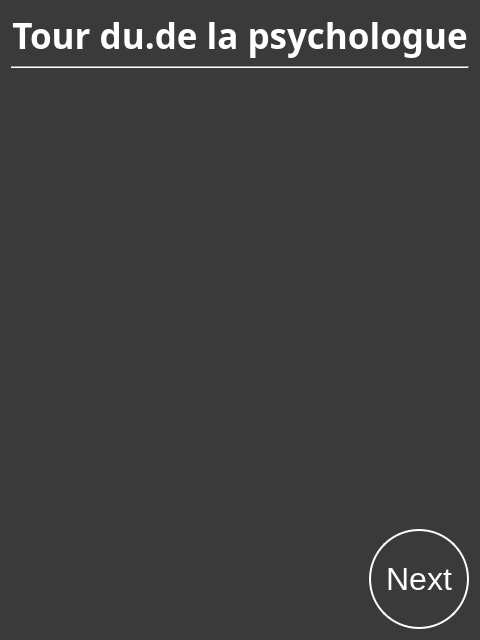
First picture: the form in SporzOBC-WAL/code/resources/Phases/Night/Psychologist/turn.ui, repository Eben-Epi/SporzOBC, before the edit.
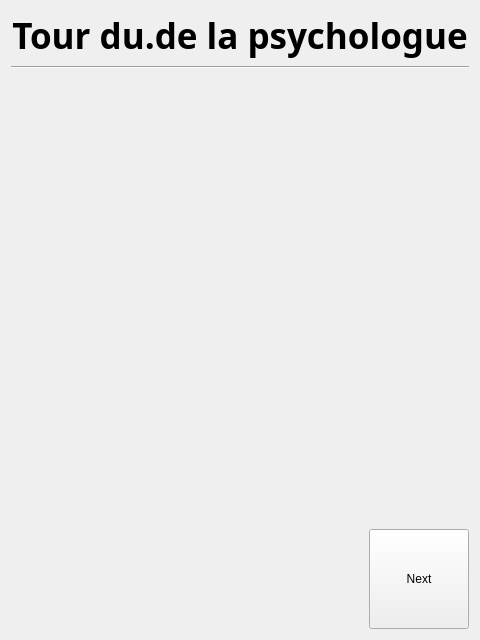
Second picture: the form after the edit.

Commit message: Changed style management of application (will need to use scratchpad pour a lot of night ui views)

Diff of the .ui file:
```diff
--- a/SporzOBC-WAL/code/resources/Phases/Night/Psychologist/turn.ui
+++ b/SporzOBC-WAL/code/resources/Phases/Night/Psychologist/turn.ui
@@ -13,23 +13,7 @@
   <property name="windowTitle">
    <string>Form</string>
   </property>
-  <property name="styleSheet">
-   <string notr="true">#PsychologistTurn {
-    background-color: rgb(58, 58, 58);;
-    }
-
-QLabel {
-	color:white;
-}
-
-QPushButton  {
-    border: 2px solid white;
-    background-color: rgb(58, 58, 58);
-    padding: 10px 10px;
-    font-size: 32px;
-	color:white;
-    border-radius: 50px;
-}</string>
+  <property name="styleSheet"><string notr="true"/>
   </property>
   <layout class="QGridLayout" name="gridLayout">
    <item row="0" column="0">
```
The commit also changes 109 other files.
